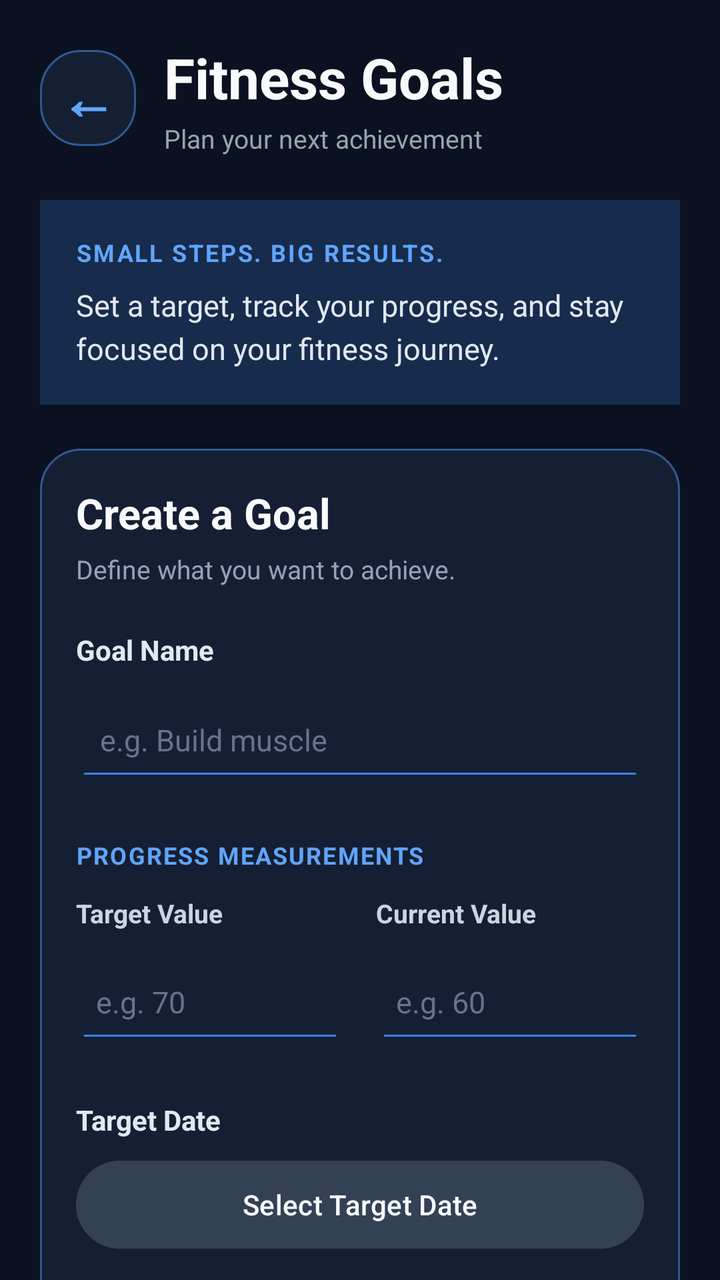
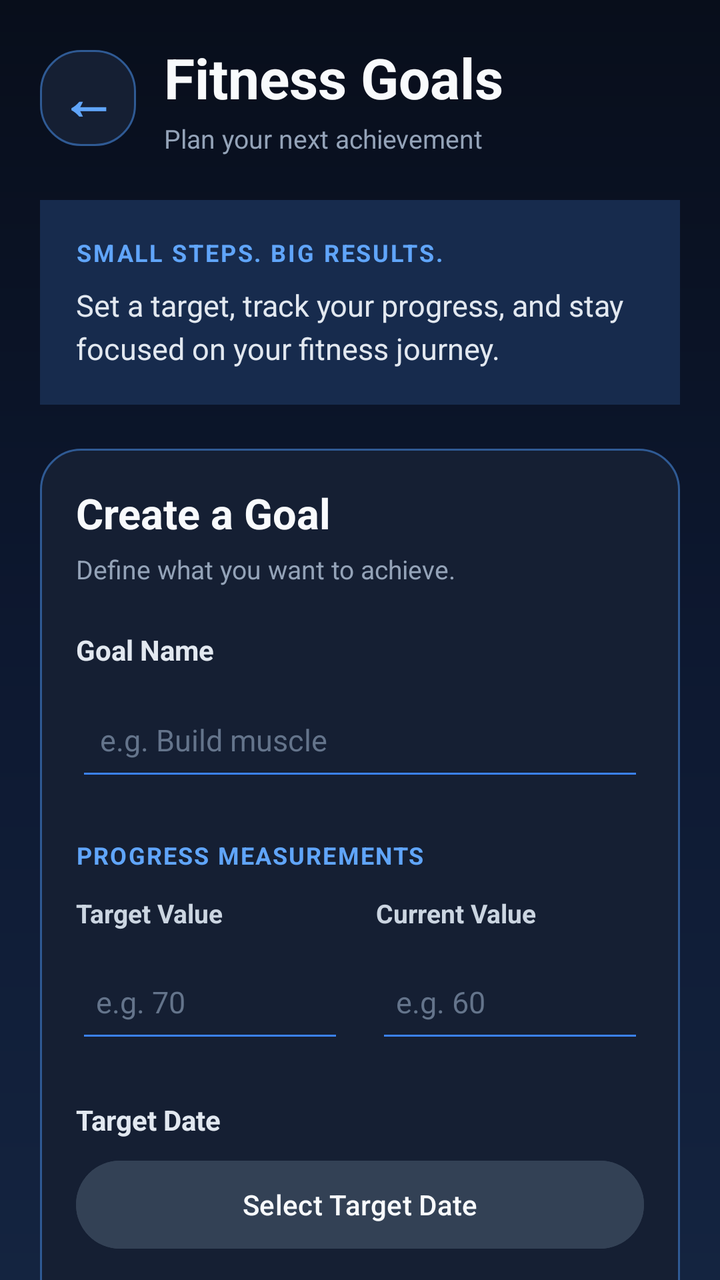

Before-and-after screenshots of an Android layout around one commit, followed by the original layout XML and the change that was made.
<!-- AndroidManifest.xml: application theme Theme.GymTrackerPro -->
<!-- res/layout/activity_goals.xml -->
<?xml version="1.0" encoding="utf-8"?>
<ScrollView xmlns:android="http://schemas.android.com/apk/res/android"
    android:layout_width="match_parent"
    android:layout_height="match_parent"
    android:background="#0B1120"
    android:fillViewport="true"
    android:scrollbars="none">

    <LinearLayout
        android:layout_width="match_parent"
        android:layout_height="wrap_content"
        android:orientation="vertical"
        android:padding="20dp">

        
        <LinearLayout
            android:layout_width="match_parent"
            android:layout_height="wrap_content"
            android:layout_marginBottom="22dp"
            android:gravity="center_vertical"
            android:orientation="horizontal">

            <TextView
                android:id="@+id/buttonBackArrow"
                android:layout_width="48dp"
                android:layout_height="48dp"
                android:background="@drawable/bg_card"
                android:clickable="true"
                android:contentDescription="Back to Dashboard"
                android:focusable="true"
                android:gravity="center"
                android:text="←"
                android:textColor="#60A5FA"
                android:textSize="28sp"
                android:textStyle="bold" />

            <LinearLayout
                android:layout_width="0dp"
                android:layout_height="wrap_content"
                android:layout_marginStart="14dp"
                android:layout_weight="1"
                android:orientation="vertical">

                <TextView
                    android:layout_width="match_parent"
                    android:layout_height="wrap_content"
                    android:text="Fitness Goals"
                    android:textColor="#F8FAFC"
                    android:textSize="28sp"
                    android:textStyle="bold" />

                <TextView
                    android:layout_width="match_parent"
                    android:layout_height="wrap_content"
                    android:layout_marginTop="3dp"
                    android:text="Plan your next achievement"
                    android:textColor="#94A3B8"
                    android:textSize="13sp" />

            </LinearLayout>
        </LinearLayout>

        
        <LinearLayout
            android:layout_width="match_parent"
            android:layout_height="wrap_content"
            android:layout_marginBottom="22dp"
            android:background="#172B4D"
            android:orientation="vertical"
            android:padding="18dp">

            <TextView
                android:layout_width="match_parent"
                android:layout_height="wrap_content"
                android:text="SMALL STEPS. BIG RESULTS."
                android:textColor="#60A5FA"
                android:textSize="12sp"
                android:textStyle="bold"
                android:letterSpacing="0.08" />

            <TextView
                android:layout_width="match_parent"
                android:layout_height="wrap_content"
                android:layout_marginTop="8dp"
                android:text="Set a target, track your progress, and stay focused on your fitness journey."
                android:textColor="#E2E8F0"
                android:textSize="15sp"
                android:lineSpacingExtra="4dp" />

        </LinearLayout>

        
        <LinearLayout
            android:layout_width="match_parent"
            android:layout_height="wrap_content"
            android:background="@drawable/bg_card"
            android:orientation="vertical"
            android:padding="18dp">

            <TextView
                android:layout_width="match_parent"
                android:layout_height="wrap_content"
                android:text="Create a Goal"
                android:textColor="#F8FAFC"
                android:textSize="21sp"
                android:textStyle="bold" />

            <TextView
                android:layout_width="match_parent"
                android:layout_height="wrap_content"
                android:layout_marginTop="5dp"
                android:layout_marginBottom="22dp"
                android:text="Define what you want to achieve."
                android:textColor="#94A3B8"
                android:textSize="13sp" />

            
            <TextView
                android:layout_width="match_parent"
                android:layout_height="wrap_content"
                android:text="Goal Name"
                android:textColor="#E2E8F0"
                android:textSize="14sp"
                android:textStyle="bold" />

            <EditText
                android:id="@+id/editGoalType"
                android:layout_width="match_parent"
                android:layout_height="54dp"
                android:layout_marginTop="7dp"
                android:backgroundTint="#3B82F6"
                android:hint="e.g. Build muscle"
                android:inputType="textCapSentences"
                android:paddingHorizontal="12dp"
                android:singleLine="true"
                android:textColor="#F8FAFC"
                android:textColorHint="#64748B"
                android:textSize="15sp" />

            
            <TextView
                android:layout_width="match_parent"
                android:layout_height="wrap_content"
                android:layout_marginTop="24dp"
                android:layout_marginBottom="12dp"
                android:text="PROGRESS MEASUREMENTS"
                android:textColor="#60A5FA"
                android:textSize="12sp"
                android:textStyle="bold"
                android:letterSpacing="0.06" />

            <LinearLayout
                android:layout_width="match_parent"
                android:layout_height="wrap_content"
                android:orientation="horizontal"
                android:weightSum="2">

                <LinearLayout
                    android:layout_width="0dp"
                    android:layout_height="wrap_content"
                    android:layout_weight="1"
                    android:orientation="vertical"
                    android:paddingEnd="8dp">

                    <TextView
                        android:layout_width="match_parent"
                        android:layout_height="wrap_content"
                        android:text="Target Value"
                        android:textColor="#CBD5E1"
                        android:textSize="13sp"
                        android:textStyle="bold" />

                    <EditText
                        android:id="@+id/editTargetValue"
                        android:layout_width="match_parent"
                        android:layout_height="54dp"
                        android:layout_marginTop="7dp"
                        android:backgroundTint="#3B82F6"
                        android:hint="e.g. 70"
                        android:inputType="numberDecimal"
                        android:paddingHorizontal="10dp"
                        android:singleLine="true"
                        android:textColor="#F8FAFC"
                        android:textColorHint="#64748B"
                        android:textSize="15sp" />

                </LinearLayout>

                <LinearLayout
                    android:layout_width="0dp"
                    android:layout_height="wrap_content"
                    android:layout_weight="1"
                    android:orientation="vertical"
                    android:paddingStart="8dp">

                    <TextView
                        android:layout_width="match_parent"
                        android:layout_height="wrap_content"
                        android:text="Current Value"
                        android:textColor="#CBD5E1"
                        android:textSize="13sp"
                        android:textStyle="bold" />

                    <EditText
                        android:id="@+id/editCurrentValue"
                        android:layout_width="match_parent"
                        android:layout_height="54dp"
                        android:layout_marginTop="7dp"
                        android:backgroundTint="#3B82F6"
                        android:hint="e.g. 60"
                        android:inputType="numberDecimal"
                        android:paddingHorizontal="10dp"
                        android:singleLine="true"
                        android:textColor="#F8FAFC"
                        android:textColorHint="#64748B"
                        android:textSize="15sp" />

                </LinearLayout>
            </LinearLayout>

            
            <TextView
                android:layout_width="match_parent"
                android:layout_height="wrap_content"
                android:layout_marginTop="24dp"
                android:text="Target Date"
                android:textColor="#E2E8F0"
                android:textSize="14sp"
                android:textStyle="bold" />

            <Button
                android:id="@+id/buttonSelectDate"
                android:layout_width="match_parent"
                android:layout_height="52dp"
                android:layout_marginTop="7dp"
                android:backgroundTint="#334155"
                android:text="Select Target Date"
                android:textAllCaps="false"
                android:textColor="#F8FAFC"
                android:textSize="14sp" />

            
            <Button
                android:id="@+id/buttonSaveGoal"
                android:layout_width="match_parent"
                android:layout_height="56dp"
                android:layout_marginTop="16dp"
                android:backgroundTint="#2563EB"
                android:text="Save Fitness Goal"
                android:textAllCaps="false"
                android:textColor="#FFFFFF"
                android:textSize="16sp"
                android:textStyle="bold" />

            
            <Button
                android:id="@+id/buttonRefreshGoals"
                android:layout_width="match_parent"
                android:layout_height="48dp"
                android:layout_marginTop="8dp"
                android:backgroundTint="#23324A"
                android:text="Refresh Goals"
                android:textAllCaps="false"
                android:textColor="#BFDBFE"
                android:textSize="14sp" />

        </LinearLayout>

        
        <LinearLayout
            android:layout_width="match_parent"
            android:layout_height="wrap_content"
            android:layout_marginTop="24dp"
            android:background="@drawable/bg_card"
            android:orientation="vertical"
            android:padding="18dp">

            <TextView
                android:layout_width="match_parent"
                android:layout_height="wrap_content"
                android:text="Saved Goals"
                android:textColor="#F8FAFC"
                android:textSize="21sp"
                android:textStyle="bold" />

            <TextView
                android:layout_width="match_parent"
                android:layout_height="wrap_content"
                android:layout_marginTop="5dp"
                android:layout_marginBottom="16dp"
                android:text="Review your targets and current progress."
                android:textColor="#94A3B8"
                android:textSize="13sp" />

            <TextView
                android:id="@+id/textGoalsList"
                android:layout_width="match_parent"
                android:layout_height="wrap_content"
                android:minHeight="80dp"
                android:background="#0F172A"
                android:padding="16dp"
                android:text="Loading goals..."
                android:textColor="#CBD5E1"
                android:textSize="15sp"
                android:lineSpacingExtra="6dp" />

        </LinearLayout>

        
        <TextView
            android:layout_width="match_parent"
            android:layout_height="wrap_content"
            android:layout_marginTop="22dp"
            android:layout_marginBottom="12dp"
            android:gravity="center"
            android:padding="8dp"
            android:text="CONSISTENCY BUILDS PROGRESS"
            android:textColor="#64748B"
            android:textSize="11sp"
            android:letterSpacing="0.08" />

    </LinearLayout>
</ScrollView>
<!-- resources referenced by this layout -->
<resources>
  <!-- drawable bg_card (drawable) -->
  <?xml version="1.0" encoding="utf-8"?>
  <shape xmlns:android="http://schemas.android.com/apk/res/android" android:shape="rectangle">
      <solid android:color="@color/gt_surface" />
      <corners android:radius="20dp" />
      <stroke android:width="1dp" android:color="@color/gt_stroke" />
  </shape>
  <style name="Theme.GymTrackerPro" parent="Base.Theme.GymTrackerPro" />
  <color name="gt_surface">#151F33</color>
  <color name="gt_stroke">#2F5A94</color>
  <style name="Base.Theme.GymTrackerPro" parent="Theme.Material3.Dark.NoActionBar">
          <item name="colorPrimary">@color/gt_blue</item>
          <item name="colorSurface">@color/gt_surface</item>
          <item name="android:windowBackground">@color/gt_background</item>
  
          
          <item name="android:statusBarColor">@color/gt_background</item>
          <item name="android:navigationBarColor">@color/gt_background</item>
          <item name="android:windowLightStatusBar">false</item>
      </style>
  <color name="gt_blue">#60A5FA</color>
  <color name="gt_background">#0B1120</color>
</resources>

<!-- the commit's change to res/layout/activity_goals.xml (unified diff, before → after) -->
@@ -2,7 +2,7 @@
 <ScrollView xmlns:android="http://schemas.android.com/apk/res/android"
     android:layout_width="match_parent"
     android:layout_height="match_parent"
-    android:background="#0B1120"
+    android:background="@drawable/bg_midnight_gradient"
     android:fillViewport="true"
     android:scrollbars="none">
 
<!-- resource entries referenced after the edit -->
@@ -6,6 +6,19 @@
       <solid android:color="@color/gt_surface" />
       <corners android:radius="20dp" />
       <stroke android:width="1dp" android:color="@color/gt_stroke" />
+  </shape>
+  <!-- drawable bg_midnight_gradient (drawable) -->
+  <?xml version="1.0" encoding="utf-8"?>
+  <shape xmlns:android="http://schemas.android.com/apk/res/android"
+      android:shape="rectangle">
+  
+      <gradient
+          android:angle="270"
+          android:startColor="#080E1B"
+          android:centerColor="#0D1830"
+          android:endColor="#142440"
+          android:type="linear" />
+  
   </shape>
   <style name="Theme.GymTrackerPro" parent="Base.Theme.GymTrackerPro" />
   <color name="gt_surface">#151F33</color>
